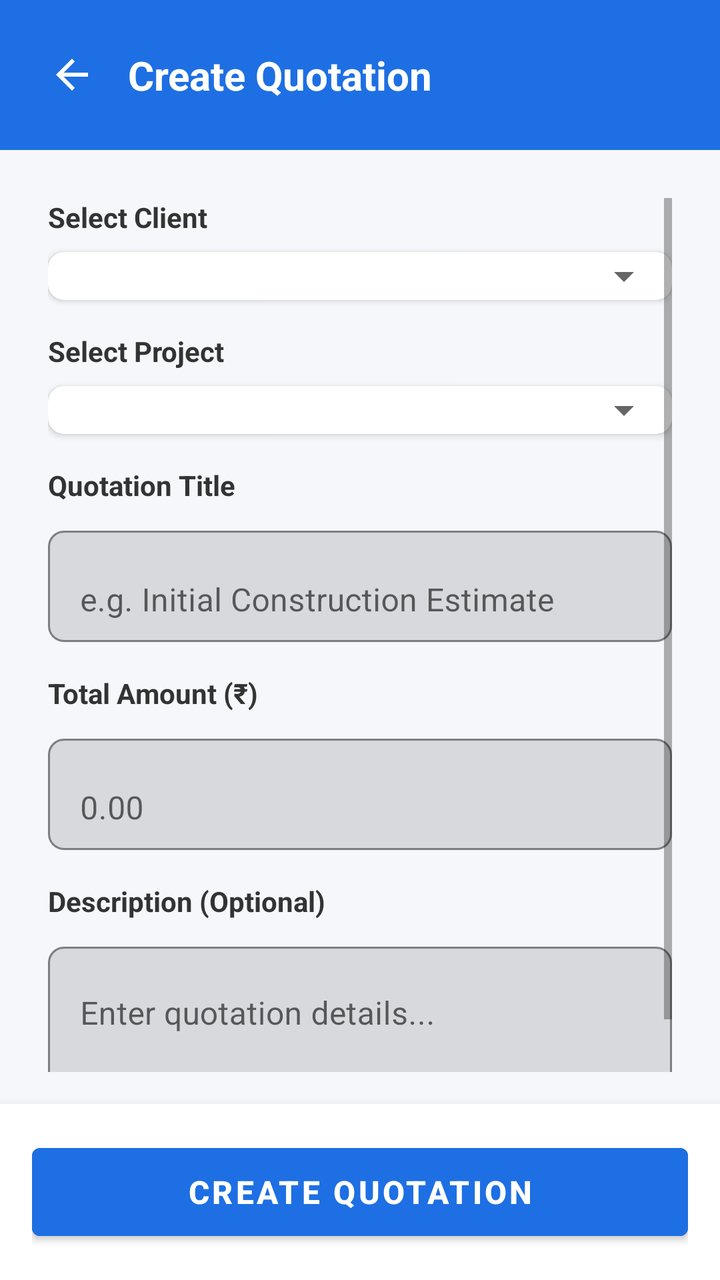
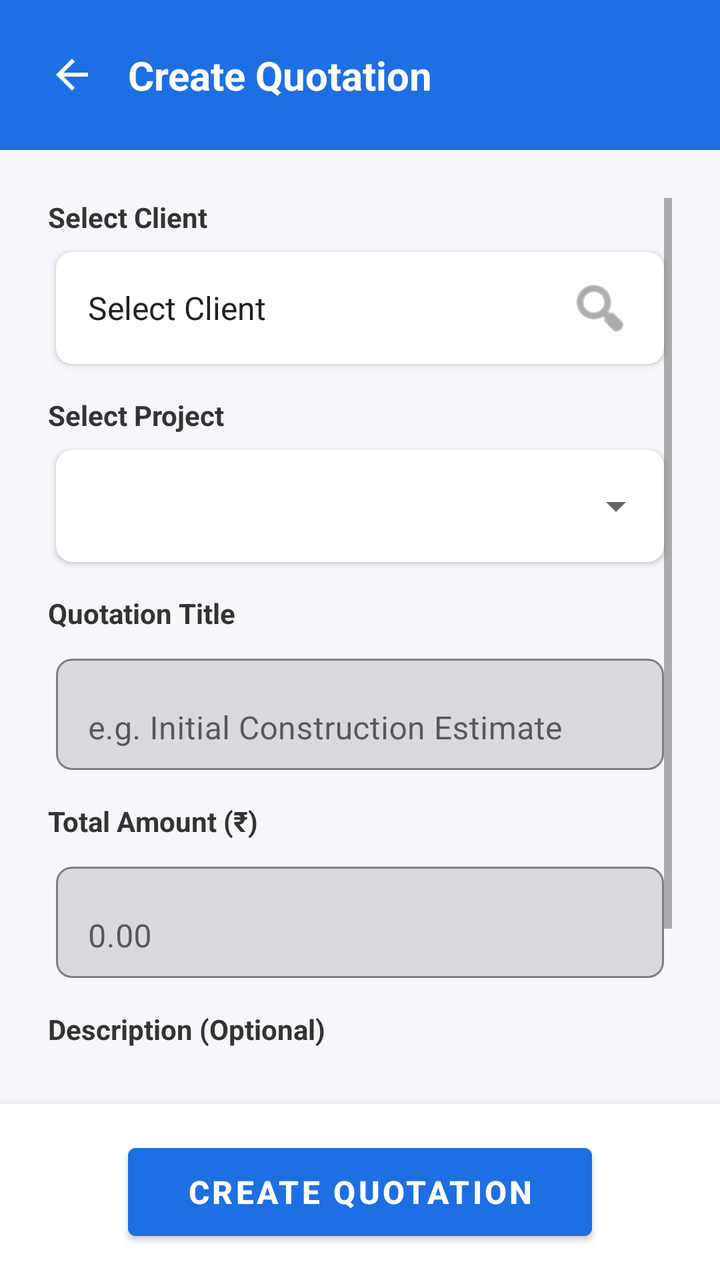

Screens rendered from an Android XML layout before and after an edit, with the pre-edit source and the edit as a unified diff.
<!-- AndroidManifest.xml: application theme Theme.ProBuilder -->
<!-- res/layout/activity_create_quotation.xml -->
<?xml version="1.0" encoding="utf-8"?>
<RelativeLayout xmlns:android="http://schemas.android.com/apk/res/android"
    xmlns:app="http://schemas.android.com/apk/res-auto"
    android:layout_width="match_parent"
    android:layout_height="match_parent"
    android:background="#F5F7FA">

    
    <LinearLayout
        android:id="@+id/header"
        android:layout_width="match_parent"
        android:layout_height="wrap_content"
        android:background="#1E6FE3"
        android:padding="24dp"
        android:gravity="center_vertical">

        <ImageView
            android:id="@+id/btnBack"
            android:layout_width="24dp"
            android:layout_height="24dp"
            android:src="@drawable/ic_arrow_back"
            app:tint="@android:color/white"/>

        <TextView
            android:layout_width="wrap_content"
            android:layout_height="wrap_content"
            android:layout_marginStart="16dp"
            android:text="Create Quotation"
            android:textColor="@android:color/white"
            android:textSize="20sp"
            android:textStyle="bold" />

    </LinearLayout>

    
    <ScrollView
        android:layout_width="match_parent"
        android:layout_height="match_parent"
        android:layout_below="@id/header"
        android:layout_marginBottom="80dp"
        android:padding="24dp">

        <LinearLayout
            android:layout_width="match_parent"
            android:layout_height="wrap_content"
            android:orientation="vertical">

            
            <TextView
                android:layout_width="wrap_content"
                android:layout_height="wrap_content"
                android:text="Select Client"
                android:textStyle="bold"
                android:textColor="#333333"
                android:layout_marginBottom="8dp"/>

            <com.google.android.material.card.MaterialCardView
                android:layout_width="match_parent"
                android:layout_height="wrap_content"
                app:cardCornerRadius="8dp"
                app:cardElevation="2dp"
                android:layout_marginBottom="16dp">
                <Spinner
                    android:id="@+id/spinnerClient"
                    android:layout_width="match_parent"
                    android:layout_height="wrap_content"
                    android:paddingHorizontal="8dp"/>
            </com.google.android.material.card.MaterialCardView>

            
            <TextView
                android:layout_width="wrap_content"
                android:layout_height="wrap_content"
                android:text="Select Project"
                android:textStyle="bold"
                android:textColor="#333333"
                android:layout_marginBottom="8dp"/>

            <com.google.android.material.card.MaterialCardView
                android:layout_width="match_parent"
                android:layout_height="wrap_content"
                app:cardCornerRadius="8dp"
                app:cardElevation="2dp"
                android:layout_marginBottom="16dp">
                <Spinner
                    android:id="@+id/spinnerProject"
                    android:layout_width="match_parent"
                    android:layout_height="wrap_content"
                    android:paddingHorizontal="8dp"/>
            </com.google.android.material.card.MaterialCardView>

            
            <TextView
                android:layout_width="wrap_content"
                android:layout_height="wrap_content"
                android:text="Quotation Title"
                android:textStyle="bold"
                android:textColor="#333333"
                android:layout_marginBottom="8dp"/>

            <com.google.android.material.textfield.TextInputLayout
                android:layout_width="match_parent"
                android:layout_height="wrap_content"
                app:boxBackgroundMode="outline"
                app:boxCornerRadiusTopStart="8dp"
                app:boxCornerRadiusTopEnd="8dp"
                app:boxCornerRadiusBottomStart="8dp"
                app:boxCornerRadiusBottomEnd="8dp"
                android:layout_marginBottom="16dp">

                <com.google.android.material.textfield.TextInputEditText
                    android:id="@+id/etQuotationTitle"
                    android:layout_width="match_parent"
                    android:layout_height="wrap_content"
                    android:hint="e.g. Initial Construction Estimate"
                    android:inputType="textCapSentences"/>

            </com.google.android.material.textfield.TextInputLayout>

            
            <TextView
                android:layout_width="wrap_content"
                android:layout_height="wrap_content"
                android:text="Total Amount (₹)"
                android:textStyle="bold"
                android:textColor="#333333"
                android:layout_marginBottom="8dp"/>

            <com.google.android.material.textfield.TextInputLayout
                android:layout_width="match_parent"
                android:layout_height="wrap_content"
                app:boxBackgroundMode="outline"
                app:boxCornerRadiusTopStart="8dp"
                app:boxCornerRadiusTopEnd="8dp"
                app:boxCornerRadiusBottomStart="8dp"
                app:boxCornerRadiusBottomEnd="8dp"
                android:layout_marginBottom="16dp">

                <com.google.android.material.textfield.TextInputEditText
                    android:id="@+id/etTotalAmount"
                    android:layout_width="match_parent"
                    android:layout_height="wrap_content"
                    android:hint="0.00"
                    android:inputType="numberDecimal"/>

            </com.google.android.material.textfield.TextInputLayout>
            
            
            <TextView
                android:layout_width="wrap_content"
                android:layout_height="wrap_content"
                android:text="Description (Optional)"
                android:textStyle="bold"
                android:textColor="#333333"
                android:layout_marginBottom="8dp"/>

            <com.google.android.material.textfield.TextInputLayout
                android:layout_width="match_parent"
                android:layout_height="wrap_content"
                app:boxBackgroundMode="outline"
                app:boxCornerRadiusTopStart="8dp"
                app:boxCornerRadiusTopEnd="8dp"
                app:boxCornerRadiusBottomStart="8dp"
                app:boxCornerRadiusBottomEnd="8dp"
                android:layout_marginBottom="24dp">

                <com.google.android.material.textfield.TextInputEditText
                    android:id="@+id/etDescription"
                    android:layout_width="match_parent"
                    android:layout_height="wrap_content"
                    android:hint="Enter quotation details..."
                    android:inputType="textMultiLine"
                    android:minLines="3"
                    android:gravity="top"/>

            </com.google.android.material.textfield.TextInputLayout>

        </LinearLayout>
    </ScrollView>

    
    <LinearLayout
        android:layout_width="match_parent"
        android:layout_height="wrap_content"
        android:layout_alignParentBottom="true"
        android:background="#FFFFFF"
        android:elevation="8dp"
        android:padding="16dp">

        <Button
            android:id="@+id/btnCreateQuotation"
            android:layout_width="match_parent"
            android:layout_height="56dp"
            android:text="Create Quotation"
            android:backgroundTint="#1E6FE3"
            android:textColor="@android:color/white"
            android:textStyle="bold"
            android:textSize="16sp"/>
    </LinearLayout>

</RelativeLayout>
<!-- resources referenced by this layout -->
<resources>
  <!-- drawable ic_arrow_back (drawable) -->
  <?xml version="1.0" encoding="utf-8"?>
  <vector xmlns:android="http://schemas.android.com/apk/res/android"
      android:width="24dp"
      android:height="24dp"
      android:viewportWidth="24"
      android:viewportHeight="24">
      <path
          android:fillColor="#FFFFFF"
          android:pathData="M20,11H7.83l5.59,-5.59L12,4l-8,8l8,8l1.41,-1.41L7.83,13H20v-2z" />
  </vector>
  <style name="Theme.ProBuilder" parent="Theme.MaterialComponents.Light.NoActionBar">
          
          <item name="colorPrimary">@color/colorPrimary</item>
          <item name="colorPrimaryVariant">@color/colorPrimaryDark</item>
          <item name="colorOnPrimary">@color/white</item>
          
          <item name="colorSecondary">@color/colorAccent</item>
          <item name="colorSecondaryVariant">@color/colorAccent</item>
          <item name="colorOnSecondary">@color/white</item>
          
          <item name="android:statusBarColor">?attr/colorPrimaryVariant</item>
      </style>
  <color name="colorPrimary">#6200EE</color>
  <color name="colorPrimaryDark">#3700B3</color>
  <color name="white">#FFFFFF</color>
  <color name="colorAccent">#03DAC5</color>
</resources>

<!-- the commit's change to res/layout/activity_create_quotation.xml (unified diff, before → after) -->
@@ -19,13 +19,14 @@
             android:layout_width="24dp"
             android:layout_height="24dp"
             android:src="@drawable/ic_arrow_back"
-            app:tint="@android:color/white"/>
+            app:tint="@android:color/white"
+            android:contentDescription="@string/desc_back" />
 
         <TextView
             android:layout_width="wrap_content"
             android:layout_height="wrap_content"
             android:layout_marginStart="16dp"
-            android:text="Create Quotation"
+            android:text="@string/create_quotation_title"
             android:textColor="@android:color/white"
             android:textSize="20sp"
             android:textStyle="bold" />
@@ -49,7 +50,7 @@
             <TextView
                 android:layout_width="wrap_content"
                 android:layout_height="wrap_content"
-                android:text="Select Client"
+                android:text="@string/label_select_client"
                 android:textStyle="bold"
                 android:textColor="#333333"
                 android:layout_marginBottom="8dp"/>
@@ -59,11 +60,58 @@
                 android:layout_height="wrap_content"
                 app:cardCornerRadius="8dp"
                 app:cardElevation="2dp"
-                android:layout_marginBottom="16dp">
+                android:layout_marginBottom="16dp"
+                android:layout_marginHorizontal="4dp">
+                
+                <FrameLayout
+                    android:id="@+id/flClientSelector"
+                    android:layout_width="match_parent"
+                    android:layout_height="56dp"
+                    android:clickable="true"
+                    android:focusable="true">
+
+                    <TextView
+                        android:id="@+id/tvSelectedClient"
+                        android:layout_width="match_parent"
+                        android:layout_height="match_parent"
+                        android:background="?attr/selectableItemBackground"
+                        android:gravity="center_vertical"
+                        android:text="@string/label_select_client"
+                        android:textSize="16sp"
+                        android:textColor="#212121"
+                        android:paddingHorizontal="16dp"/>
+                        
+                    <ImageView
+                        android:layout_width="wrap_content"
+                        android:layout_height="wrap_content"
+                        android:src="@android:drawable/ic_menu_search"
+                        android:layout_gravity="end|center_vertical"
+                        android:layout_marginEnd="16dp"
+                        app:tint="#757575" />
+                </FrameLayout>
+            </com.google.android.material.card.MaterialCardView>
+
+            
+            <TextView
+                android:layout_width="wrap_content"
+                android:layout_height="wrap_content"
+                android:text="@string/label_select_project"
+                android:textStyle="bold"
+                android:textColor="#333333"
+                android:layout_marginBottom="8dp"/>
+
+            <com.google.android.material.card.MaterialCardView
+                android:layout_width="match_parent"
+                android:layout_height="wrap_content"
+                app:cardCornerRadius="8dp"
+                app:cardElevation="2dp"
+                android:layout_marginBottom="16dp"
+                android:layout_marginHorizontal="4dp">
                 <Spinner
-                    android:id="@+id/spinnerClient"
-                    android:layout_width="match_parent"
-                    android:layout_height="wrap_content"
+                    android:id="@+id/spinnerProject"
+                    android:layout_width="match_parent"
+                    android:layout_height="wrap_content"
+                    android:minHeight="56dp"
                     android:paddingHorizontal="8dp"/>
             </com.google.android.material.card.MaterialCardView>
 
@@ -71,29 +119,7 @@
             <TextView
                 android:layout_width="wrap_content"
                 android:layout_height="wrap_content"
-                android:text="Select Project"
-                android:textStyle="bold"
-                android:textColor="#333333"
-                android:layout_marginBottom="8dp"/>
-
-            <com.google.android.material.card.MaterialCardView
-                android:layout_width="match_parent"
-                android:layout_height="wrap_content"
-                app:cardCornerRadius="8dp"
-                app:cardElevation="2dp"
-                android:layout_marginBottom="16dp">
-                <Spinner
-                    android:id="@+id/spinnerProject"
-                    android:layout_width="match_parent"
-                    android:layout_height="wrap_content"
-                    android:paddingHorizontal="8dp"/>
-            </com.google.android.material.card.MaterialCardView>
-
-            
-            <TextView
-                android:layout_width="wrap_content"
-                android:layout_height="wrap_content"
-                android:text="Quotation Title"
+                android:text="@string/label_quotation_title"
                 android:textStyle="bold"
                 android:textColor="#333333"
                 android:layout_marginBottom="8dp"/>
@@ -106,13 +132,16 @@
                 app:boxCornerRadiusTopEnd="8dp"
                 app:boxCornerRadiusBottomStart="8dp"
                 app:boxCornerRadiusBottomEnd="8dp"
-                android:layout_marginBottom="16dp">
+                android:layout_marginBottom="16dp"
+                android:layout_marginHorizontal="4dp">
 
                 <com.google.android.material.textfield.TextInputEditText
                     android:id="@+id/etQuotationTitle"
                     android:layout_width="match_parent"
                     android:layout_height="wrap_content"
-                    android:hint="e.g. Initial Construction Estimate"
+                    android:hint="@string/hint_quotation_title"
+                    android:textColor="#000000"
+                    android:textColorHint="#4A4A4A"
                     android:inputType="textCapSentences"/>
 
             </com.google.android.material.textfield.TextInputLayout>
@@ -121,7 +150,7 @@
             <TextView
                 android:layout_width="wrap_content"
                 android:layout_height="wrap_content"
-                android:text="Total Amount (₹)"
+                android:text="@string/label_total_amount"
                 android:textStyle="bold"
                 android:textColor="#333333"
                 android:layout_marginBottom="8dp"/>
@@ -134,13 +163,16 @@
                 app:boxCornerRadiusTopEnd="8dp"
                 app:boxCornerRadiusBottomStart="8dp"
                 app:boxCornerRadiusBottomEnd="8dp"
-                android:layout_marginBottom="16dp">
+                android:layout_marginBottom="16dp"
+                android:layout_marginHorizontal="4dp">
 
                 <com.google.android.material.textfield.TextInputEditText
                     android:id="@+id/etTotalAmount"
                     android:layout_width="match_parent"
                     android:layout_height="wrap_content"
-                    android:hint="0.00"
+                    android:hint="@string/hint_total_amount"
+                    android:textColor="#000000"
+                    android:textColorHint="#4A4A4A"
                     android:inputType="numberDecimal"/>
 
             </com.google.android.material.textfield.TextInputLayout>
@@ -149,7 +181,7 @@
             <TextView
                 android:layout_width="wrap_content"
                 android:layout_height="wrap_content"
-                android:text="Description (Optional)"
+                android:text="@string/label_description"
                 android:textStyle="bold"
                 android:textColor="#333333"
                 android:layout_marginBottom="8dp"/>
@@ -162,13 +194,16 @@
                 app:boxCornerRadiusTopEnd="8dp"
                 app:boxCornerRadiusBottomStart="8dp"
                 app:boxCornerRadiusBottomEnd="8dp"
-                android:layout_marginBottom="24dp">
+                android:layout_marginBottom="24dp"
+                android:layout_marginHorizontal="4dp">
 
                 <com.google.android.material.textfield.TextInputEditText
                     android:id="@+id/etDescription"
                     android:layout_width="match_parent"
                     android:layout_height="wrap_content"
-                    android:hint="Enter quotation details..."
+                    android:hint="@string/hint_description"
+                    android:textColor="#000000"
+                    android:textColorHint="#4A4A4A"
                     android:inputType="textMultiLine"
                     android:minLines="3"
                     android:gravity="top"/>
@@ -191,7 +226,9 @@
             android:id="@+id/btnCreateQuotation"
             android:layout_width="match_parent"
             android:layout_height="56dp"
-            android:text="Create Quotation"
+            android:layout_marginStart="48dp"
+            android:layout_marginEnd="48dp"
+            android:text="@string/btn_create_quotation"
             android:backgroundTint="#1E6FE3"
             android:textColor="@android:color/white"
             android:textStyle="bold"
<!-- resource entries referenced after the edit -->
@@ -1,16 +1,27 @@
 <!-- resources referenced by this layout -->
 <resources>
   <!-- drawable ic_arrow_back (drawable) -->
-  <?xml version="1.0" encoding="utf-8"?>
   <vector xmlns:android="http://schemas.android.com/apk/res/android"
       android:width="24dp"
       android:height="24dp"
       android:viewportWidth="24"
-      android:viewportHeight="24">
+      android:viewportHeight="24"
+      android:autoMirrored="true">
       <path
-          android:fillColor="#FFFFFF"
-          android:pathData="M20,11H7.83l5.59,-5.59L12,4l-8,8l8,8l1.41,-1.41L7.83,13H20v-2z" />
+          android:fillColor="#FFFFFFFF"
+          android:pathData="M20,11H7.83l5.59,-5.59L12,4l-8,8 8,8 1.41,-1.41L7.83,13H20v-2z"/>
   </vector>
+  <string name="btn_create_quotation">Create Quotation</string>
+  <string name="create_quotation_title">Create Quotation</string>
+  <string name="desc_back">Navigate Back</string>
+  <string name="hint_description">Enter quotation details...</string>
+  <string name="hint_quotation_title">e.g. Initial Construction Estimate</string>
+  <string name="hint_total_amount">0.00</string>
+  <string name="label_description">Description (Optional)</string>
+  <string name="label_quotation_title">Quotation Title</string>
+  <string name="label_select_client">Select Client</string>
+  <string name="label_select_project">Select Project</string>
+  <string name="label_total_amount">Total Amount (₹)</string>
   <style name="Theme.ProBuilder" parent="Theme.MaterialComponents.Light.NoActionBar">
           
           <item name="colorPrimary">@color/colorPrimary</item>
@@ -22,10 +33,17 @@
           <item name="colorOnSecondary">@color/white</item>
           
           <item name="android:statusBarColor">?attr/colorPrimaryVariant</item>
+          <item name="android:windowAnimationStyle">@style/WindowAnimationTransition</item>
       </style>
   <color name="colorPrimary">#6200EE</color>
   <color name="colorPrimaryDark">#3700B3</color>
   <color name="white">#FFFFFF</color>
   <color name="colorAccent">#03DAC5</color>
+  <style name="WindowAnimationTransition">
+          <item name="android:activityOpenEnterAnimation">@anim/slide_in_right</item>
+          <item name="android:activityOpenExitAnimation">@anim/slide_out_left</item>
+          <item name="android:activityCloseEnterAnimation">@anim/slide_in_left</item>
+          <item name="android:activityCloseExitAnimation">@anim/slide_out_right</item>
+      </style>
 </resources>
 
